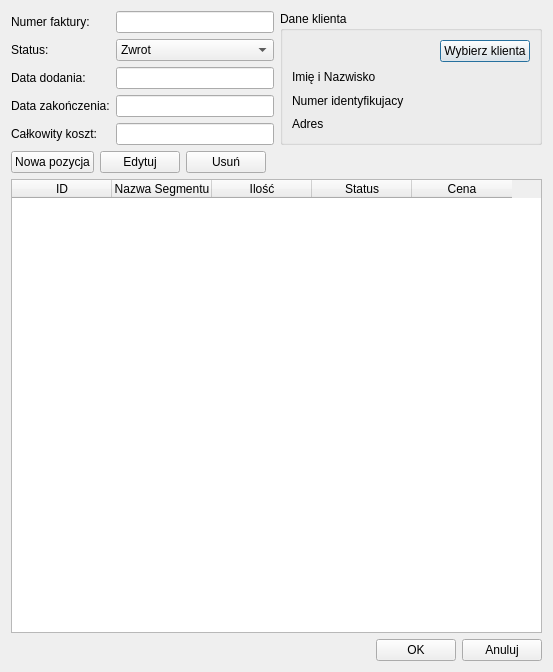
Before: the Qt Designer form app/ui/invoiceDialog.ui in HBuczynski/Fabryka_okien, drawn with Qt 5.
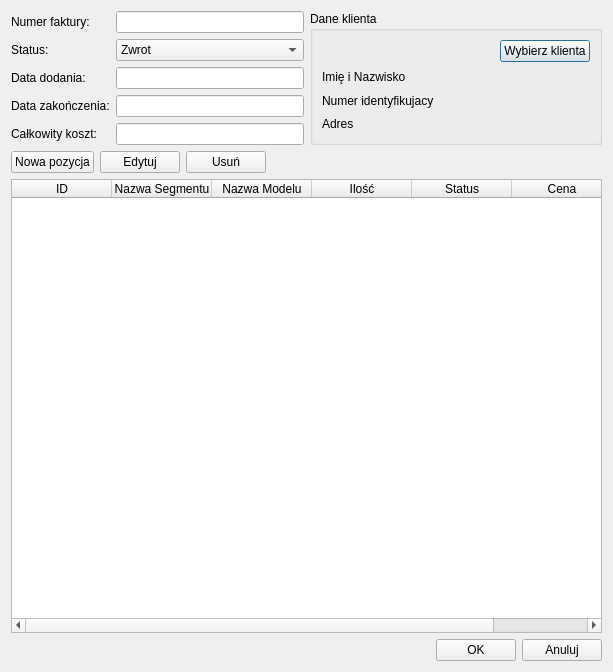
After: the same form once the commit is applied.

Commit message: loading positions to invoice

The edit to the form file:
```diff
--- a/app/ui/invoiceDialog.ui
+++ b/app/ui/invoiceDialog.ui
@@ -6,7 +6,7 @@
    <rect>
     <x>0</x>
     <y>0</y>
-    <width>553</width>
+    <width>613</width>
     <height>672</height>
    </rect>
   </property>
@@ -201,6 +201,18 @@
    </item>
    <item>
     <widget class="QTableWidget" name="invoiceTable">
+     <property name="sortingEnabled">
+      <bool>true</bool>
+     </property>
+     <attribute name="horizontalHeaderStretchLastSection">
+      <bool>true</bool>
+     </attribute>
+     <attribute name="verticalHeaderShowSortIndicator" stdset="0">
+      <bool>true</bool>
+     </attribute>
+     <attribute name="verticalHeaderStretchLastSection">
+      <bool>true</bool>
+     </attribute>
      <column>
       <property name="text">
        <string>ID</string>
@@ -211,6 +223,11 @@
        <string>Nazwa Segmentu</string>
       </property>
      </column>
+     <column>
+      <property name="text">
+       <string>Nazwa Modelu</string>
+      </property>
+     </column>
      <column>
       <property name="text">
        <string>Ilość</string>
```
The commit also changes 4 other files.
